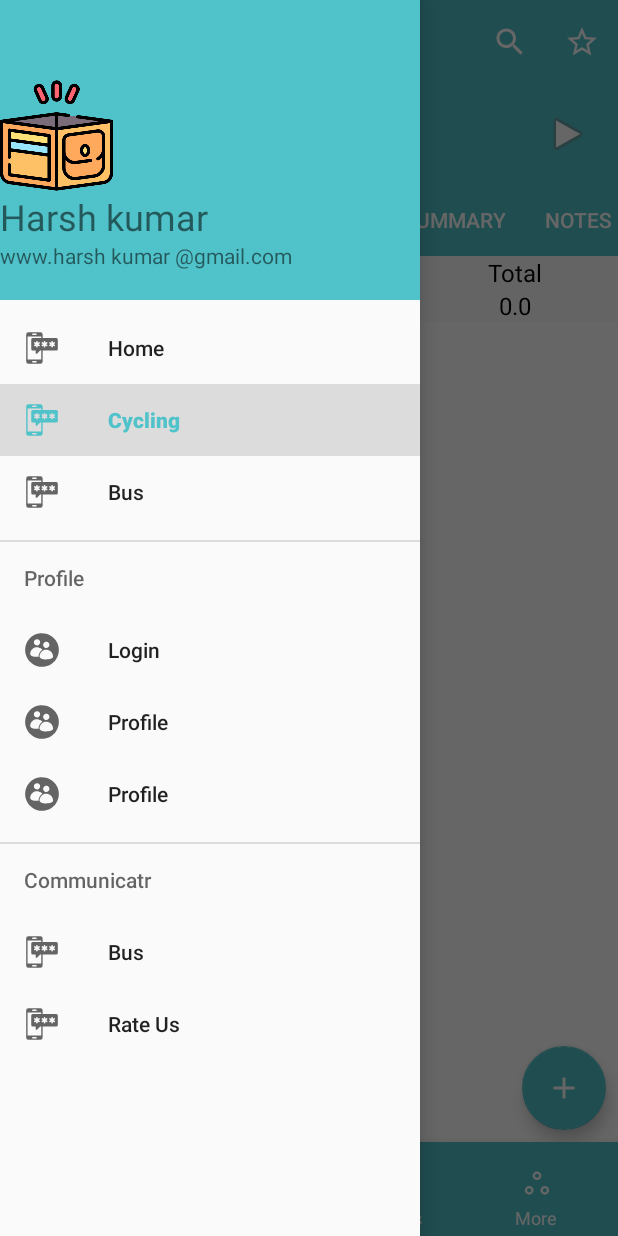
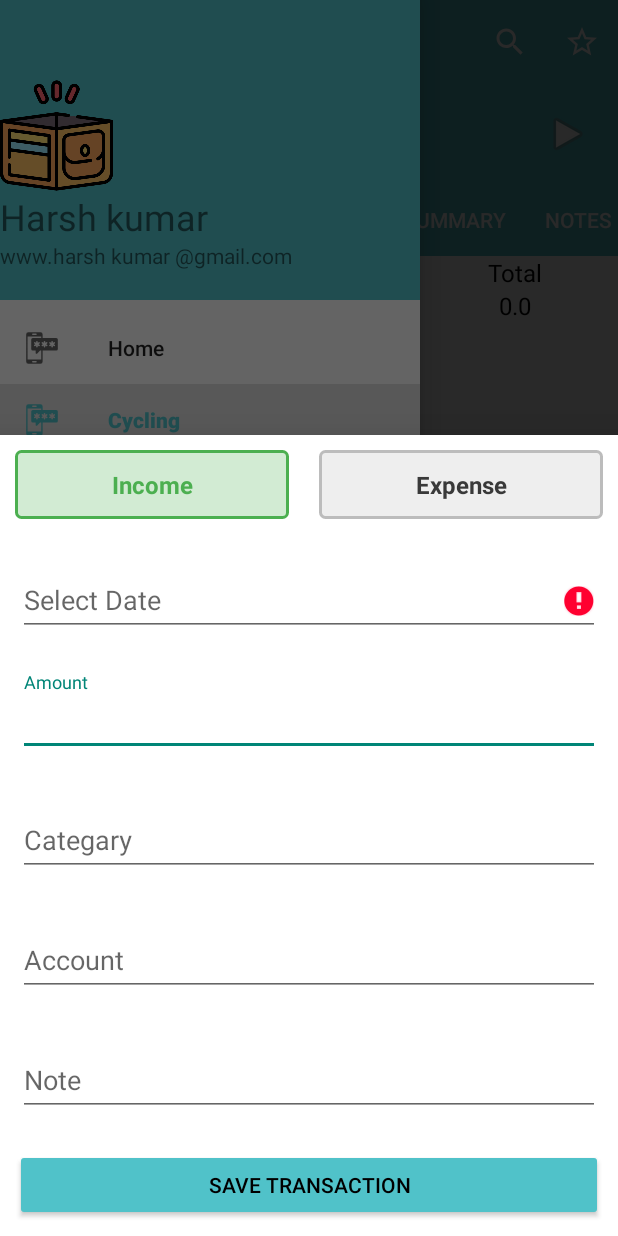
Before and after one commit to KDAHIYA09/Expense-Tracking-Application, an Android app: the fragment AddTransactionFragment placed in its activity, in the side drawer, after a tap on "Cycling", on a phone screen of 412 x 824 dp. Run offline under Robolectric (Android 15) with nearby library versions, the phone set to English and light mode, and no system bars; libraries missing offline, so code that uses them is left out: com.shashank.sony, io.realm, io.realm.annotations; Roboto replaces fonts that are not available here; 9 statements that could not run were skipped.

Commit message:
bugs fix

```diff
--- a/app/src/main/res/layout/activity_main.xml
+++ b/app/src/main/res/layout/activity_main.xml
@@ -137,6 +137,7 @@
         android:layout_width="match_parent"
         android:layout_height="wrap_content"
         android:orientation="horizontal"
+        android:background="@color/white"
         android:weightSum="3"
         app:layout_constraintEnd_toEndOf="parent"
         app:layout_constraintStart_toStartOf="parent"
--- a/app/src/main/res/layout/fragment_add_transaction.xml
+++ b/app/src/main/res/layout/fragment_add_transaction.xml
@@ -85,6 +85,7 @@
                     android:layout_width="match_parent"
                     android:layout_height="wrap_content"
                     android:hint="Amount"
+                    android:imeOptions="actionDone"
                     android:textColor="@color/active"
                     android:textColorHint="@color/active"
 
--- a/build.gradle
+++ b/build.gradle
@@ -6,6 +6,9 @@
     }
     repositories {
         mavenCentral()
+
+            maven { url "https://jitpack.io" }
+
     }
     dependencies {
 
```
Also changed, not shown: app/src/main/java/com/example/track_my_money/views/Fragments/AddTransactionFragment.java (+24 -1 lines).
